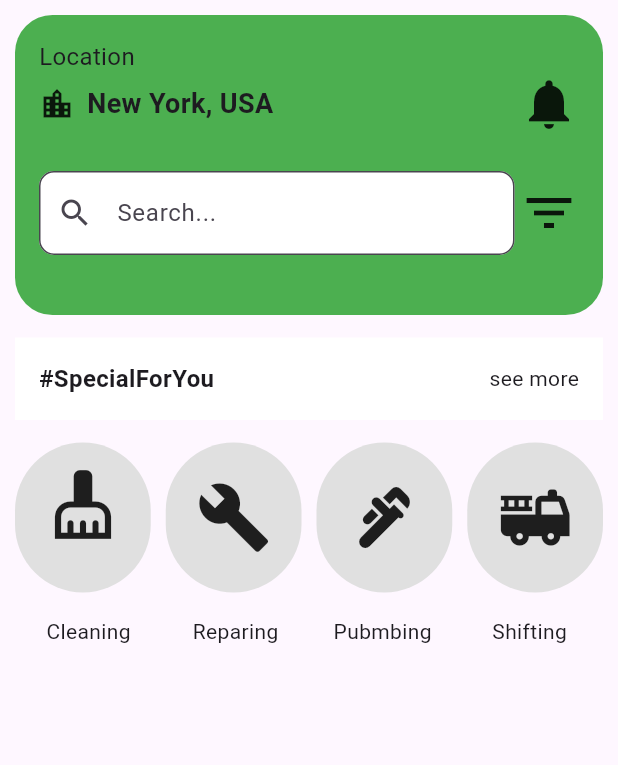
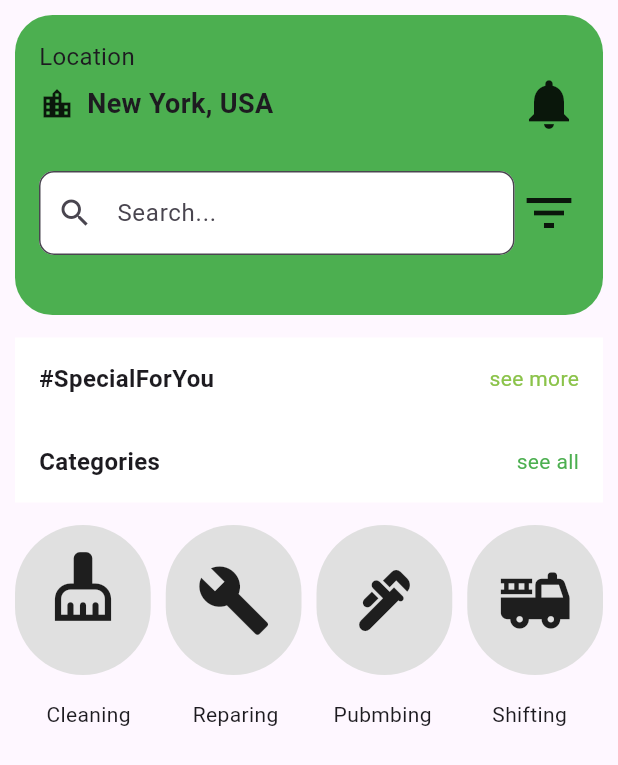
Before and after one commit to Kanishka714/donextui1, a Flutter app: the screen it shows after launch, on a phone screen of 412 x 824 dp. Shown: the top 765 px of the screen. Run offline on Flutter 3.47's test engine with Material 3 defaults, Android fonts, the phone set to English and light mode, and no system bars; our stand-ins replace carousel_slider, smooth_page_indicator.

Commit message:
Vehan's code

```diff
--- a/lib/main.dart
+++ b/lib/main.dart
@@ -1,5 +1,6 @@
 import 'package:donextui1/auto_image_slider.dart';
 import 'package:donextui1/container_slider.dart';
+import 'package:donextui1/myPageView.dart';
 import 'package:flutter/material.dart';
 
 void main() {
@@ -125,7 +126,8 @@ class MyApp extends StatelessWidget {
 
                                   Spacer(),
 
-                                  Text("see more"),
+                                  Text("see more",
+                                      style: TextStyle(color: Colors.lightGreen)),
                                 ],
                               ),
                             ],
@@ -134,6 +136,48 @@ class MyApp extends StatelessWidget {
                       ),
                     ],
                   ),
+
+//import container
+
+
+
+                  //categories
+
+                  Row(
+                    children: [
+                      Expanded(
+                        child: Container(
+                          decoration: BoxDecoration(
+                            color: Colors.white,
+                          ),
+                          height: 55,
+                          padding: EdgeInsets.all(16),
+                          child: Column(
+                            crossAxisAlignment: CrossAxisAlignment.start,
+                            children: [
+                              Row(
+                                children: [
+                                  Text(
+                                    "Categories",
+                                    style: TextStyle(
+                                        fontWeight: FontWeight.bold,
+                                        fontSize: 16 // Adjust the font size as desired
+                                    ),
+                                  ),
+
+                                  Spacer(),
+
+                                  Text("see all",
+                                      style: TextStyle(color: Colors.green)),
+                                ],
+                              ),
+                            ],
+                          ),
+                        ),
+                      ),
+                    ],
+                  ),
+
 
 
                   SizedBox(height: 15),
@@ -273,8 +317,6 @@ class MyApp extends StatelessWidget {
                       ),
                     ],
                   ),
-
-
                 ],
               ),
             ),
--- a/pubspec.yaml
+++ b/pubspec.yaml
@@ -12,6 +12,7 @@ dependencies:
     sdk: flutter
   cupertino_icons: ^1.0.2
   carousel_slider: ^4.2.1
+  smooth_page_indicator: ^1.1.0
 
 dev_dependencies:
   flutter_test:
@@ -21,4 +22,6 @@ dev_dependencies:
 flutter:
   uses-material-design: true
   assets:
-    - assets/
+    - assets/images/does-uber-eats-take-cash-1280_x_720.jpg
+    - assets/images/how-much-does-uber-eats-cost_isnzv0_c_scale,w_1280.jpg
+    - assets/images/uber-eats-image.jpg
```
Also changed, not shown: lib/auto_image_slider.dart (+12 -3 lines), lib/home_page.dart (deleted, +0 -23 lines), lib/myPageView.dart (added, +73 -0 lines), pubspec.lock. Lines whose indentation alone changed are shown as unchanged.
